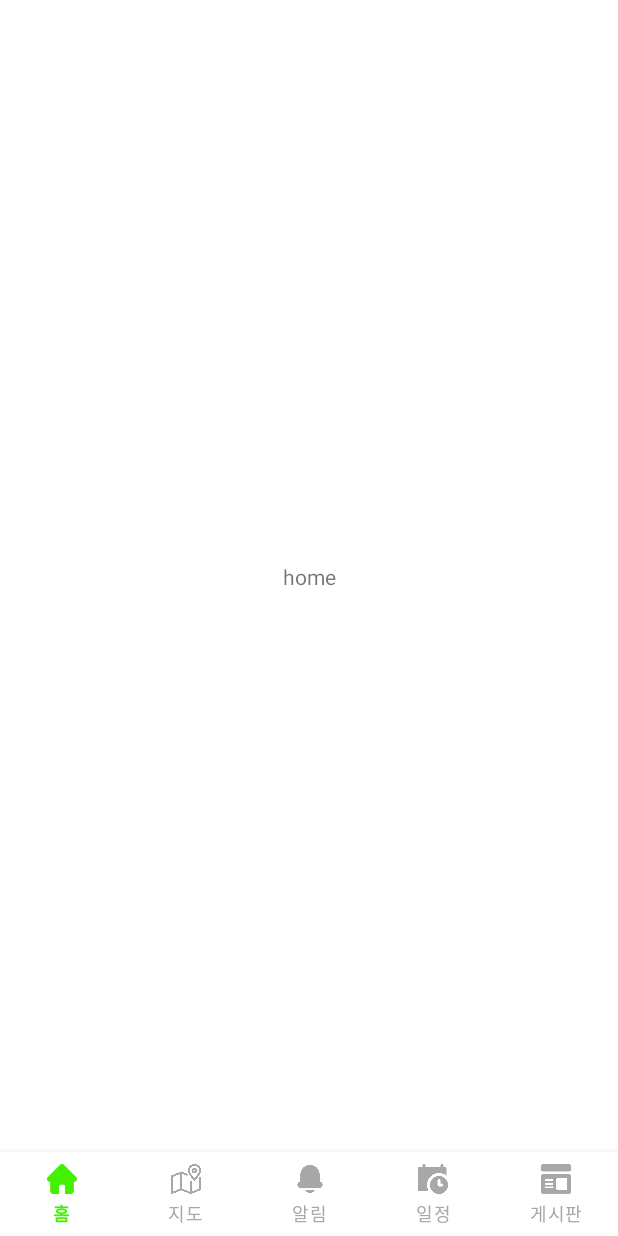
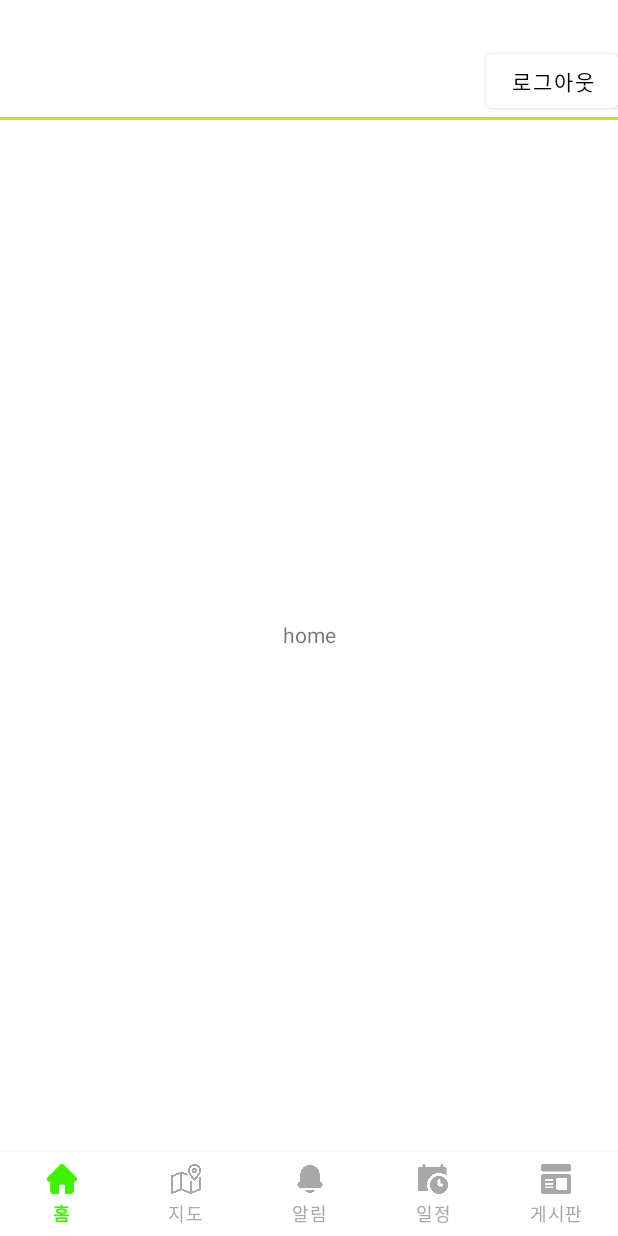
Before and after one commit to ChaeHyunsic/EchoIT, an Android app: the MainActivity screen opened directly, with no data from a screen before it, on a phone screen of 412 x 824 dp. Run offline under Robolectric (Android 15) with nearby library versions, the phone set to English and light mode, and no system bars.

Commit message:
{2022.11.18} feat: * 로그인 회원가입 RoomDB 이용하여 구현

```diff
--- a/app/src/main/AndroidManifest.xml
+++ b/app/src/main/AndroidManifest.xml
@@ -40,7 +40,7 @@
 
         <meta-data
             android:name="com.google.android.geo.API_KEY"
-            android:value="${googleMapApiKey}" />
+            android:value="AIzaSyAnjuC1qu9Bv7s0yhNQDto455N_OkbwV9o" />
 
         <activity
             android:name=".MainActivity"
--- a/app/src/main/java/com/example/term_project/MainActivity.java
+++ b/app/src/main/java/com/example/term_project/MainActivity.java
@@ -6,9 +6,12 @@ import androidx.fragment.app.FragmentManager;
 import androidx.fragment.app.FragmentTransaction;
 
 import android.annotation.SuppressLint;
+import android.content.Intent;
+import android.content.SharedPreferences;
 import android.os.Bundle;
 import android.view.MenuItem;
 import android.view.View;
+import android.widget.Button;
 
 import com.google.android.material.bottomnavigation.BottomNavigationView;
 import com.google.android.material.navigation.NavigationBarView;
@@ -19,6 +22,7 @@ public class MainActivity extends AppCompatActivity {
     private NotifyFragment notifyFragment;
     private ScheduleFragment scheduleFragment;
     private BoardFragment boardFragment;
+    private Button button;
 
     @Override
     protected void onCreate(Bundle savedInstanceState) {
@@ -27,6 +31,33 @@ public class MainActivity extends AppCompatActivity {
         initBottomNavigation();
     }
 
+    @Override
+    protected void onStart() {
+        super.onStart();
+        initViews();
+    }
+    // 로그아웃 버튼 초기화
+    private void initViews(){
+        button = findViewById(R.id.main_logout_btn_js);
+        // 로그아웃 클릭
+        button.setOnClickListener(new View.OnClickListener() {
+            @Override
+            public void onClick(View view) {
+                logout();
+                // 로그아웃 하면 로그인 액티비티로 넘어간다.
+                Intent intent = new Intent(MainActivity.this,LoginActivity.class);
+                startActivity(intent);
+                finish();
+            }
+        });
+    }
+    private void logout(){
+        // 쉐어드에 저장된 token정보를 파기한다.
+        final SharedPreferences spf = this.getSharedPreferences("auth",AppCompatActivity.MODE_PRIVATE);
+        final SharedPreferences.Editor editor = spf.edit();
+        editor.remove("token");
+        editor.apply();
+    }
     private void initBottomNavigation(){ // 뷰 초기화 부분 -> onCreate에 넣어주자.
         homeFragment = new HomeFragment();
         mapFragment = new MapFragment();
--- a/app/src/main/java/com/example/term_project/dao/UserDao.java
+++ b/app/src/main/java/com/example/term_project/dao/UserDao.java
@@ -13,7 +13,7 @@ import com.example.term_project.model.UserModel;
 import java.util.List;
 
 @Dao
-public interface UserDao {
+public interface UserDao{
     @Insert(onConflict = REPLACE)
     void insert(UserModel userModel);
     @Delete
@@ -26,7 +26,9 @@ public interface UserDao {
     List<UserModel> getUsers();
 
     @Nullable
-    @Query("select * from user where id = :userID and password = :password and status = 'A'")
+    @Query("select * from user where userID = :userID and password = :password and status = 'A'")
     UserModel getUser(String userID, String password);
 
+
+
 }
--- a/app/src/main/res/layout/activity_main.xml
+++ b/app/src/main/res/layout/activity_main.xml
@@ -5,13 +5,28 @@
     android:layout_width="match_parent"
     android:layout_height="match_parent"
     tools:context=".MainActivity">
-
+    <Button
+        android:id="@+id/main_logout_btn_js"
+        android:layout_width="wrap_content"
+        android:layout_height="wrap_content"
+        android:text="로그아웃"
+        android:backgroundTint="@color/white"
+        android:textColor="@color/black"
+        app:layout_constraintEnd_toEndOf="parent"
+        app:layout_constraintTop_toTopOf="parent"
+        android:layout_marginTop="30dp"/>
+    <View
+        android:id="@+id/main_underview_js"
+        android:layout_width="match_parent"
+        android:layout_height="2dp"
+        android:background="#BFE80C"
+        app:layout_constraintTop_toBottomOf="@+id/main_logout_btn_js"/>
     <FrameLayout
         android:id="@+id/main_frm_js"
         android:layout_width="match_parent"
         android:layout_height="0dp"
         app:layout_constraintBottom_toTopOf="@id/main_bnv_js"
-        app:layout_constraintTop_toTopOf="parent" />
+        app:layout_constraintTop_toTopOf="@+id/main_underview_js" />
 
 
     <com.google.android.material.bottomnavigation.BottomNavigationView
```
Also changed, not shown: app/src/main/java/com/example/term_project/AppDatabase.java (+2 -5 lines), app/src/main/java/com/example/term_project/LoginActivity.java (+52 -8 lines), app/src/main/java/com/example/term_project/dao/ExamSubjectDao.java (added, +11 -0 lines), app/src/main/java/com/example/term_project/model/Converters.java (deleted, +0 -17 lines), app/src/main/java/com/example/term_project/model/ExamSubjectModel.java (+99 -6 lines), app/src/main/java/com/example/term_project/model/UserModel.java (+15 -0 lines), app/src/main/java/com/example/term_project/model/UserWithExamSubject.java (added, +44 -0 lines).
